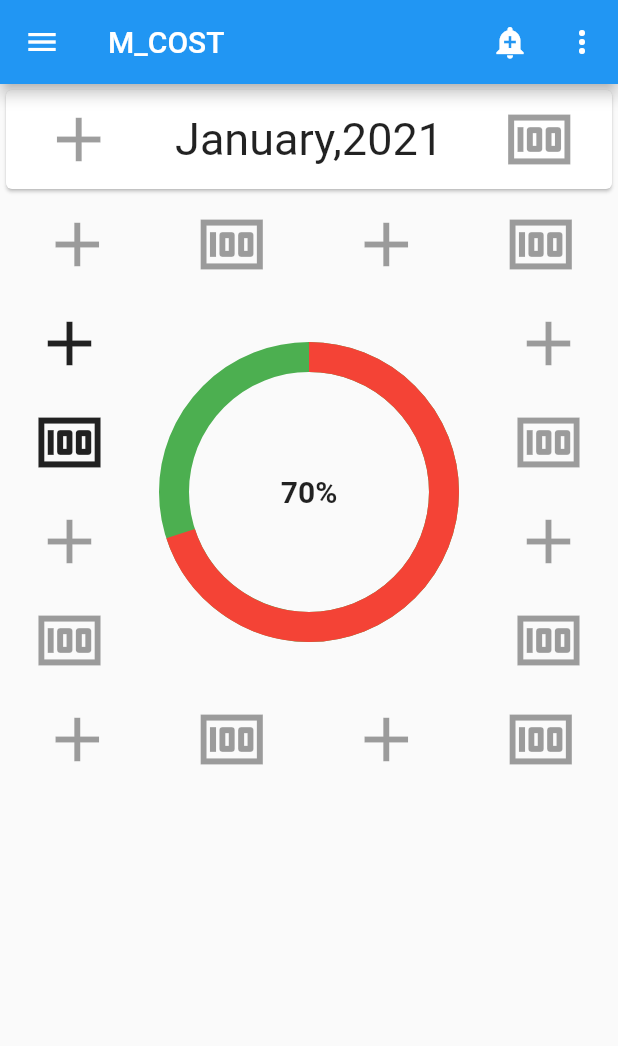
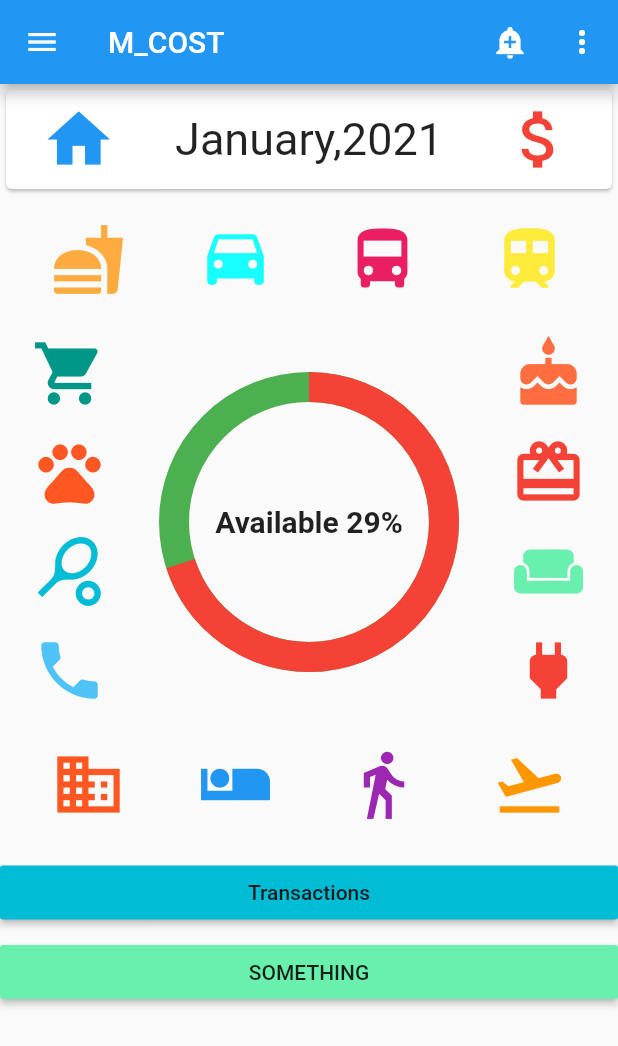
Before and after one commit to Ashik1310102/Month_Cost_Flutter_Practice, a Flutter app: the screen it shows after launch, on a phone screen of 412 x 824 dp. Shown: the top 1046 px of the screen. Run offline on Flutter 3.47's test engine with Material 2 defaults, Android fonts, the phone set to English and light mode, and no system bars; drawn by our look-alikes of percent_indicator.

Commit message:
icon change and all icon onPress work and 2 button added in bottom

```diff
--- a/lib/amount_add.dart
+++ b/lib/amount_add.dart
@@ -47,7 +47,7 @@ class _AmountAddState extends State<AmountAdd>{
 
       ),
       body: Container(
-          color: Colors.red,
+          color: Colors.white60,
           child: Container(
             child: Column(
               children: <Widget>[
@@ -84,8 +84,8 @@ class _AmountAddState extends State<AmountAdd>{
                                 ],),
                             ),
                             Container(
-                              width: (MediaQuery.of(context).size.width-MediaQuery.of(context).padding.right-MediaQuery.of(context).padding.left)*0.55,
-                              color: Colors.red,
+                              width: (MediaQuery.of(context).size.width-MediaQuery.of(context).padding.right-MediaQuery.of(context).padding.left)*0.5,
+                              color: Colors.white,
                               child: Text("0",
                                 style: TextStyle(fontSize: 40),
                               )
--- a/lib/main.dart
+++ b/lib/main.dart
@@ -20,6 +20,7 @@ class MyCost extends StatelessWidget{
     return MaterialApp(
       title: "M_Cost",
       home: MyHomePage(),
+      color: Colors.cyan,
     );
   }
 }
@@ -60,6 +61,7 @@ class MyHomePage extends StatelessWidget{
         ],
 
       ),
+
       body: Center(
         child:Container(
           child: Column(
@@ -73,13 +75,13 @@ class MyHomePage extends StatelessWidget{
                     children: [
                       IconButton(
                         iconSize: 50,
-                        icon: const Icon(Icons.add),
+                        icon: const Icon(Icons.home, color: Colors.blue),
                       ),
                       Container(
                         child: Text("January,2021", style: TextStyle(fontSize: 30.0,),),
                       ),
                       IconButton(
-                        icon: const Icon(Icons.money),
+                        icon: const Icon(Icons.attach_money, color: Colors.red),
                         iconSize: 50,
                         alignment: Alignment.topRight,
                       )
@@ -88,6 +90,7 @@ class MyHomePage extends StatelessWidget{
                 ),
               ),
               Container(
+                margin: const EdgeInsets.all(10.0),
                 width: double.infinity,
                 child: Row(
                   mainAxisAlignment: MainAxisAlignment.spaceAround,
@@ -95,19 +98,23 @@ class MyHomePage extends StatelessWidget{
                   children: [
                     IconButton(
                       iconSize: 50,
-                      icon: const Icon(Icons.add),
+                      onPressed: ()=>_addCost(context, "Fast food"),
+                      icon: const Icon(Icons.fastfood,color: Colors.orangeAccent),
                     ),
                     IconButton(
-                      icon: const Icon(Icons.money),
+                      icon: const Icon(Icons.time_to_leave, color: Colors.cyanAccent),
                       iconSize: 50,
+                      onPressed: ()=>_addCost(context, "Car"),
                       alignment: Alignment.topRight,
                     ),
                     IconButton(
                       iconSize: 50,
-                      icon: const Icon(Icons.add),
+                      onPressed: ()=>_addCost(context, "Transport"),
+                      icon: const Icon(Icons.directions_bus,color: Colors.pink),
                     ),
                     IconButton(
-                      icon: const Icon(Icons.money),
+                      onPressed: ()=>_addCost(context, "Local Transport"),
+                      icon: const Icon(Icons.train, color: Colors.yellow),
                       iconSize: 50,
                       alignment: Alignment.topRight,
                     )
@@ -126,23 +133,25 @@ class MyHomePage extends StatelessWidget{
                       children: [
                         IconButton(
                           iconSize: 50,
-                          icon: const Icon(Icons.add),
-                          onPressed: ()=>_addCost(context,"add"),
+                          icon: const Icon(Icons.local_grocery_store,color: Colors.teal),
+                          onPressed: ()=>_addCost(context,"Daily Shopping"),
 
                         ),
                         IconButton(
-                          icon: const Icon(Icons.money),
-                          onPressed: ()=>_addCost(context,"money"),
+                          icon: const Icon(Icons.pets, color: Colors.deepOrange),
+                          onPressed: ()=>_addCost(context,"Pet Cost"),
                           iconSize: 50,
                           alignment: Alignment.topRight,
                         ),
                         IconButton(
                           iconSize: 50,
-                          icon: const Icon(Icons.add),
+                          icon: const Icon(Icons.sports_tennis, color: Colors.cyan),
+                          onPressed: ()=>_addCost(context, "Sports"),
                         ),
                         IconButton(
-                          icon: const Icon(Icons.money),
+                          icon: const Icon(Icons.phone,color: Color(0xFF4FC3F7)),
                           iconSize: 50,
+                          onPressed: ()=>_addCost(context, "Phone Bill"),
                           alignment: Alignment.topRight,
                         )
                       ],
@@ -154,9 +163,8 @@ class MyHomePage extends StatelessWidget{
                         radius: 200.0,
                         lineWidth: 20.0,
                         percent: 0.7,
-                        center: new Text("70%",
+                        center: new Text("Available 29%",
                           style: new TextStyle(fontWeight: FontWeight.bold, fontSize: 20.0),
-
                         ),
                         progressColor: Colors.red,
                       ),
@@ -167,19 +175,23 @@ class MyHomePage extends StatelessWidget{
                       children: [
                         IconButton(
                           iconSize: 50,
-                          icon: const Icon(Icons.add),
+                          onPressed: ()=>_addCost(context, "Celebration"),
+                          icon: const Icon(Icons.cake, color: Colors.deepOrangeAccent),
                         ),
                         IconButton(
-                          icon: const Icon(Icons.money),
+                          icon: const Icon(Icons.card_giftcard,color: Colors.red),
                           iconSize: 50,
+                          onPressed: ()=>_addCost(context, "Gift"),
                           alignment: Alignment.topRight,
                         ),
                         IconButton(
                           iconSize: 50,
-                          icon: const Icon(Icons.add),
+                          onPressed: ()=>_addCost(context, "Furnitures"),
+                          icon: const Icon(Icons.weekend,color: Colors.greenAccent),
                         ),
                         IconButton(
-                          icon: const Icon(Icons.money),
+                          icon: const Icon(Icons.power, color: Colors.red),
+                          onPressed: ()=>_addCost(context, "Electricity"),
                           iconSize: 50,
                           alignment: Alignment.topRight,
                         )
@@ -189,6 +201,7 @@ class MyHomePage extends StatelessWidget{
                 ),
               ),//ap
               Container(
+                margin: const EdgeInsets.all(10.0),
                 width: double.infinity,
                 child: Row(
                   mainAxisAlignment: MainAxisAlignment.spaceAround,
@@ -196,26 +209,45 @@ class MyHomePage extends StatelessWidget{
                   children: [
                     IconButton(
                       iconSize: 50,
-                      icon: const Icon(Icons.add),
+                      onPressed: ()=>_addCost(context, "Household Cost"),
+                      icon: const Icon(Icons.domain,color: Colors.deepOrange),
                     ),
                     IconButton(
-                      icon: const Icon(Icons.money),
+                      icon: const Icon(Icons.airline_seat_individual_suite,color: Colors.blue),
                       iconSize: 50,
+                      onPressed: ()=>_addCost(context, "Treatment Cost"),
                       alignment: Alignment.topRight,
                     ),
                     IconButton(
                       iconSize: 50,
-                      icon: const Icon(Icons.add),
+                      onPressed: ()=>_addCost(context, "Personal Cost"),
+                      icon: const Icon(Icons.directions_walk, color: Colors.purple),
                     ),
                     IconButton(
-                      icon: const Icon(Icons.money),
+                      icon: const Icon(Icons.flight_takeoff, color: Colors.orange),
                       iconSize: 50,
+                      onPressed: ()=>_addCost(context, "Travel Cost"),
                       alignment: Alignment.topRight,
                     )
                   ],
                 ),
               ),
-              Container()
+              Container(
+                  width: double.infinity,
+                  padding: EdgeInsets.only(top: 5),
+                  child: RaisedButton(
+                    onPressed: () {},
+                    child: Text('Transactions'),
+                    color: Colors.cyan,
+                  )
+              ),
+              Container(width: double.infinity,padding: EdgeInsets.only(top: 5),
+                  child: RaisedButton(
+                    onPressed: () {},
+                    child: Text('SOMETHING'),
+                    color: Colors.greenAccent,
+                  )
+              ),
             ],
           ),
         )
```
